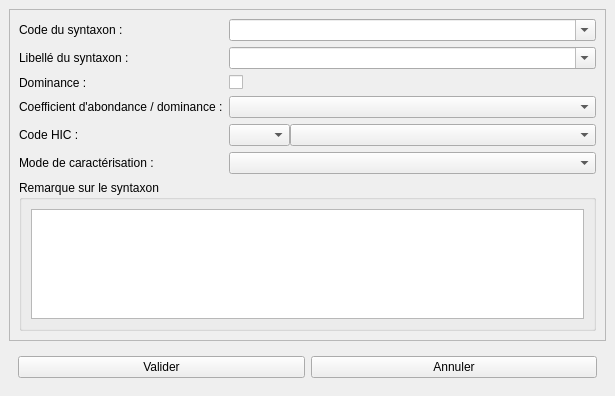
Old version of the form src/ui/form_syntaxon.ui in the repository IGNF/saisie_carhab.
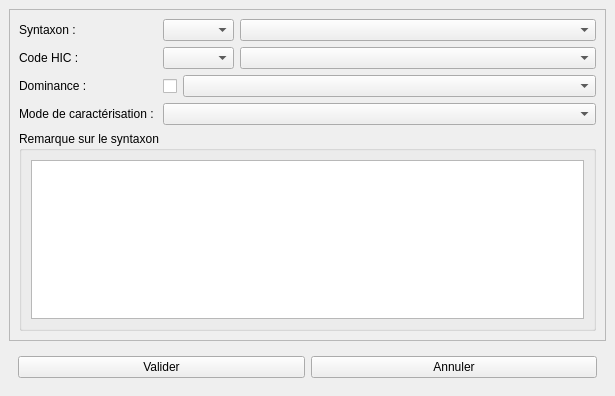
New version of the form.

Commit message: libellés pour les champs de tableaux

Patch:
```diff
--- a/src/ui/form_syntaxon.ui
+++ b/src/ui/form_syntaxon.ui
@@ -33,11 +33,26 @@
         <item row="0" column="0">
          <widget class="QLabel" name="label_nom_sf">
           <property name="text">
-           <string>Code du syntaxon :</string>
+           <string>Syntaxon :</string>
           </property>
          </widget>
         </item>
         <item row="0" column="1">
+         <widget class="QWidget" name="widget_3" native="true">
+          <layout class="QHBoxLayout" name="horizontalLayout_3" stretch="1,5">
+           <property name="leftMargin">
+            <number>0</number>
+           </property>
+           <property name="topMargin">
+            <number>0</number>
+           </property>
+           <property name="rightMargin">
+            <number>0</number>
+           </property>
+           <property name="bottomMargin">
+            <number>0</number>
+           </property>
+           <item>
          <widget class="QComboBox" name="cd_syntax">
           <property name="sizePolicy">
            <sizepolicy hsizetype="MinimumExpanding" vsizetype="Fixed">
@@ -46,21 +61,14 @@
            </sizepolicy>
           </property>
           <property name="editable">
-           <bool>true</bool>
+              <bool>false</bool>
           </property>
           <property name="sizeAdjustPolicy">
            <enum>QComboBox::AdjustToMinimumContentsLength</enum>
           </property>
          </widget>
         </item>
-        <item row="1" column="0">
-         <widget class="QLabel" name="label_nom_sf_3">
-          <property name="text">
-           <string>Libellé du syntaxon :</string>
-          </property>
-         </widget>
-        </item>
-        <item row="1" column="1">
+           <item>
          <widget class="QComboBox" name="lb_syntax">
           <property name="sizePolicy">
            <sizepolicy hsizetype="MinimumExpanding" vsizetype="Fixed">
@@ -69,11 +77,14 @@
            </sizepolicy>
           </property>
           <property name="editable">
-           <bool>true</bool>
+              <bool>false</bool>
           </property>
           <property name="sizeAdjustPolicy">
            <enum>QComboBox::AdjustToMinimumContentsLength</enum>
           </property>
+            </widget>
+           </item>
+          </layout>
          </widget>
         </item>
         <item row="3" column="0">
@@ -84,6 +95,21 @@
          </widget>
         </item>
         <item row="3" column="1">
+         <widget class="QWidget" name="widget_4" native="true">
+          <layout class="QHBoxLayout" name="horizontalLayout_4" stretch="0,0">
+           <property name="leftMargin">
+            <number>0</number>
+           </property>
+           <property name="topMargin">
+            <number>0</number>
+           </property>
+           <property name="rightMargin">
+            <number>0</number>
+           </property>
+           <property name="bottomMargin">
+            <number>0</number>
+           </property>
+           <item>
          <widget class="QCheckBox" name="dominance">
           <property name="maximumSize">
            <size>
@@ -99,14 +125,7 @@
           </property>
          </widget>
         </item>
-        <item row="5" column="0">
-         <widget class="QLabel" name="label_nom_sf_2">
-          <property name="text">
-           <string>Coefficient d'abondance / dominance :</string>
-          </property>
-         </widget>
-        </item>
-        <item row="5" column="1">
+           <item>
          <widget class="QComboBox" name="abon_domin">
           <property name="sizePolicy">
            <sizepolicy hsizetype="MinimumExpanding" vsizetype="Fixed">
@@ -122,21 +141,17 @@
           </property>
          </widget>
         </item>
-        <item row="6" column="0">
-         <widget class="QLabel" name="label_2">
-          <property name="text">
-           <string>Code HIC : </string>
-          </property>
+          </layout>
          </widget>
         </item>
-        <item row="7" column="0">
+        <item row="5" column="0">
          <widget class="QLabel" name="label_8">
           <property name="text">
            <string>Mode de caractérisation : </string>
           </property>
          </widget>
         </item>
-        <item row="7" column="1">
+        <item row="5" column="1">
          <widget class="QComboBox" name="mode_carac">
           <property name="sizePolicy">
            <sizepolicy hsizetype="MinimumExpanding" vsizetype="Fixed">
@@ -152,7 +167,7 @@
           </property>
          </widget>
         </item>
-        <item row="8" column="0" colspan="2">
+        <item row="6" column="0" colspan="2">
          <widget class="QGroupBox" name="gb_rmq">
           <property name="title">
            <string>Remarque sur le syntaxon</string>
@@ -164,12 +179,9 @@
           </layout>
          </widget>
         </item>
-        <item row="6" column="1">
+        <item row="2" column="1">
          <widget class="QWidget" name="widget_2" native="true">
           <layout class="QHBoxLayout" name="horizontalLayout_2" stretch="1,5">
-           <property name="spacing">
-            <number>0</number>
-           </property>
            <property name="leftMargin">
             <number>0</number>
            </property>
@@ -217,6 +229,13 @@
           </layout>
          </widget>
         </item>
+        <item row="2" column="0">
+         <widget class="QLabel" name="label_2">
+          <property name="text">
+           <string>Code HIC : </string>
+          </property>
+         </widget>
+        </item>
        </layout>
       </widget>
      </widget>
```
Left out of the diff: 6 changed lines with no effect on the pictures. Lines whose indentation alone changed are shown as unchanged. The commit also changes 11 other files.
